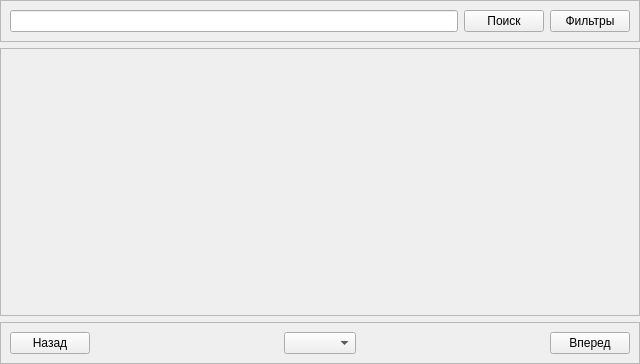
SenyaPevko/MangaReaderApp, file ui/pages/browser.ui: the form before one commit.
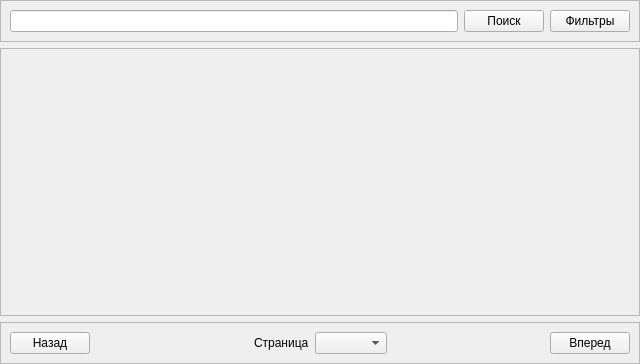
The form after the commit.

Commit message: added turning pages in browser by buttons

Diff of the .ui file:
```diff
--- a/ui/pages/browser.ui
+++ b/ui/pages/browser.ui
@@ -121,6 +121,13 @@
           </property>
          </spacer>
         </item>
+        <item>
+         <widget class="QLabel" name="pageLabel">
+          <property name="text">
+           <string>Страница</string>
+          </property>
+         </widget>
+        </item>
         <item>
          <widget class="QComboBox" name="pagesList"/>
         </item>
```
The commit also changes 13 other files.
